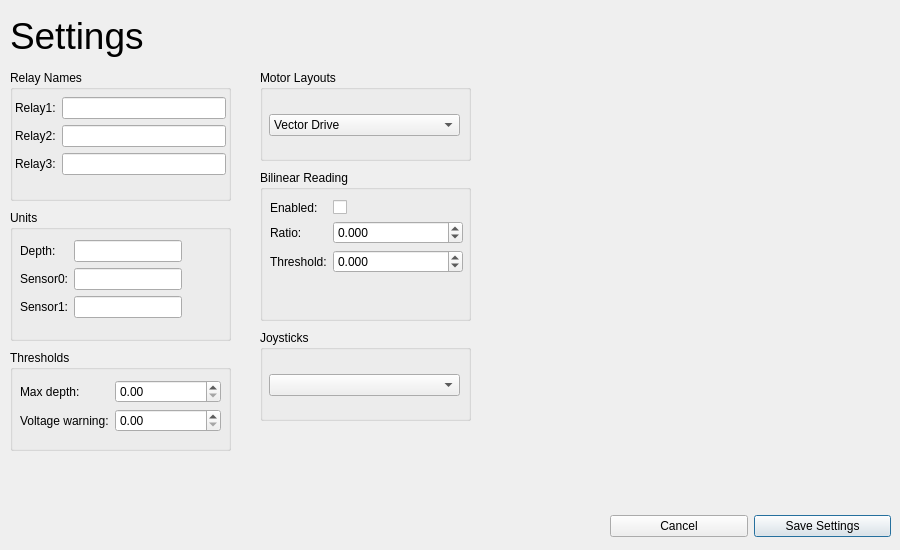
This is Monterey/rovsettings.ui in rovsuite/monterey as Qt 5 draws it before an edit. The edited form follows.
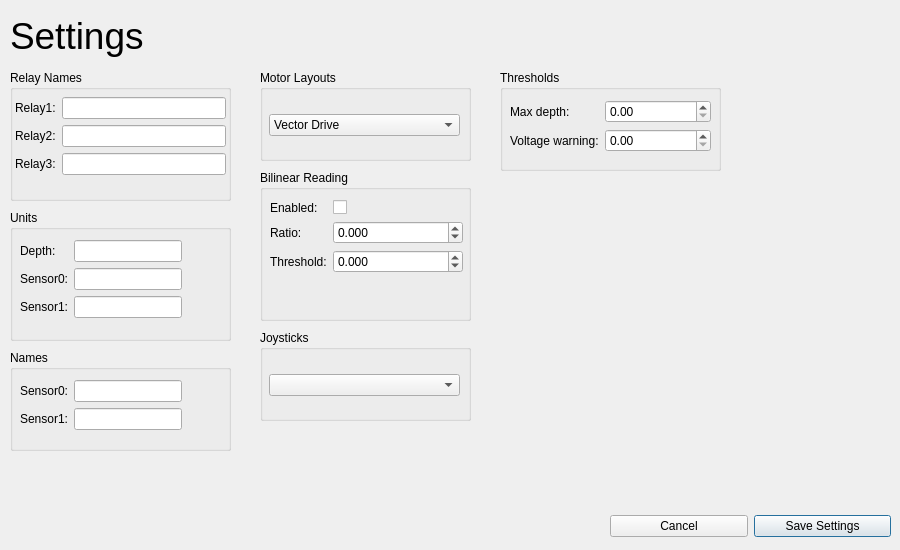
This is the edited form.

Commit message: Added naming feature for the two "other" sensors.

Diff of the .ui file:
```diff
--- a/Monterey/rovsettings.ui
+++ b/Monterey/rovsettings.ui
@@ -165,8 +165,8 @@
   <widget class="QGroupBox" name="groupBox_3">
    <property name="geometry">
     <rect>
-     <x>10</x>
-     <y>350</y>
+     <x>500</x>
+     <y>70</y>
      <width>221</width>
      <height>101</height>
     </rect>
@@ -411,6 +411,54 @@
     </layout>
    </widget>
   </widget>
+  <widget class="QGroupBox" name="groupBox_7">
+   <property name="geometry">
+    <rect>
+     <x>10</x>
+     <y>350</y>
+     <width>221</width>
+     <height>101</height>
+    </rect>
+   </property>
+   <property name="title">
+    <string>Names</string>
+   </property>
+   <widget class="QWidget" name="layoutWidget_3">
+    <property name="geometry">
+     <rect>
+      <x>10</x>
+      <y>30</y>
+      <width>201</width>
+      <height>61</height>
+     </rect>
+    </property>
+    <layout class="QFormLayout" name="formLayout_5">
+     <property name="fieldGrowthPolicy">
+      <enum>QFormLayout::FieldsStayAtSizeHint</enum>
+     </property>
+     <item row="0" column="0">
+      <widget class="QLabel" name="label_15">
+       <property name="text">
+        <string>Sensor0:</string>
+       </property>
+      </widget>
+     </item>
+     <item row="0" column="1">
+      <widget class="QLineEdit" name="leNamesSensor0"/>
+     </item>
+     <item row="1" column="0">
+      <widget class="QLabel" name="label_14">
+       <property name="text">
+        <string>Sensor1:</string>
+       </property>
+      </widget>
+     </item>
+     <item row="1" column="1">
+      <widget class="QLineEdit" name="leNamesSensor1"/>
+     </item>
+    </layout>
+   </widget>
+  </widget>
  </widget>
  <resources/>
  <connections/>
```
Left out of the diff: 14 changed lines with no effect on the pictures. The commit also changes 6 other files.
